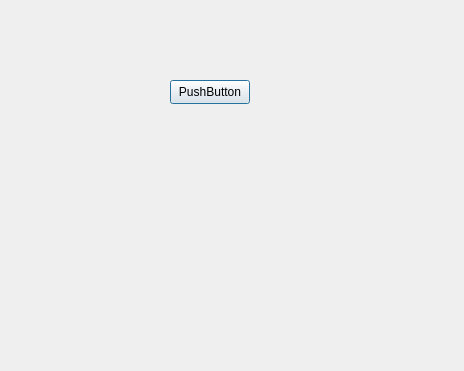
Old version of the form Terminals/editworkplacedialog.ui in the repository rust3128/Gandalf.
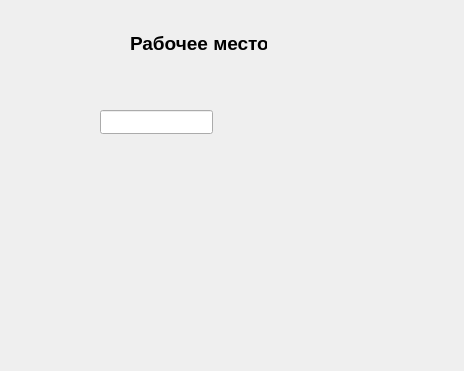
New version of the form. Icons and pictures are not drawn.

```diff
--- a/Terminals/editworkplacedialog.ui
+++ b/Terminals/editworkplacedialog.ui
@@ -13,18 +13,53 @@
   <property name="windowTitle">
    <string>Dialog</string>
   </property>
-  <widget class="QPushButton" name="pushButton">
+  <widget class="QLabel" name="label">
    <property name="geometry">
     <rect>
-     <x>170</x>
-     <y>80</y>
-     <width>80</width>
+     <x>20</x>
+     <y>20</y>
+     <width>48</width>
+     <height>48</height>
+    </rect>
+   </property>
+   <property name="text">
+    <string/>
+   </property>
+   <property name="pixmap">
+    <pixmap resource="../resource.qrc">:/Images/pc_icon.png</pixmap>
+   </property>
+   <property name="scaledContents">
+    <bool>true</bool>
+   </property>
+  </widget>
+  <widget class="QLabel" name="label_2">
+   <property name="geometry">
+    <rect>
+     <x>130</x>
+     <y>30</y>
+     <width>137</width>
+     <height>26</height>
+    </rect>
+   </property>
+   <property name="font">
+    <font>
+     <pointsize>14</pointsize>
+     <bold>true</bold>
+    </font>
+   </property>
+   <property name="text">
+    <string>Рабочее место</string>
+   </property>
+  </widget>
+  <widget class="QLineEdit" name="lineEditTerminalID">
+   <property name="geometry">
+    <rect>
+     <x>100</x>
+     <y>110</y>
+     <width>113</width>
      <height>24</height>
     </rect>
    </property>
-   <property name="text">
-    <string>PushButton</string>
-   </property>
   </widget>
  </widget>
  <resources/>
```
Left out of the diff: 4 changed lines with no effect on the pictures.
